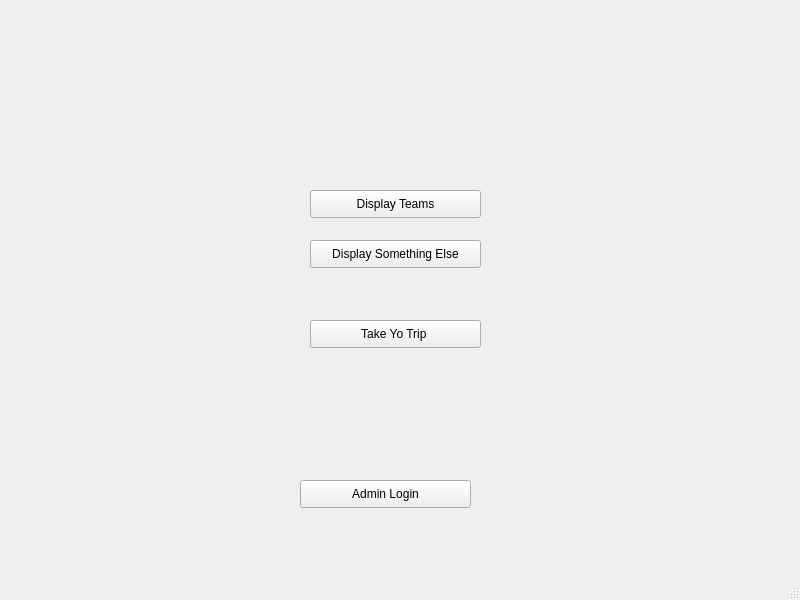
Before: the Qt Designer form UI/mainwindow/mainwindow.ui in parham-sharaf/BTM-algo, drawn with Qt 5.
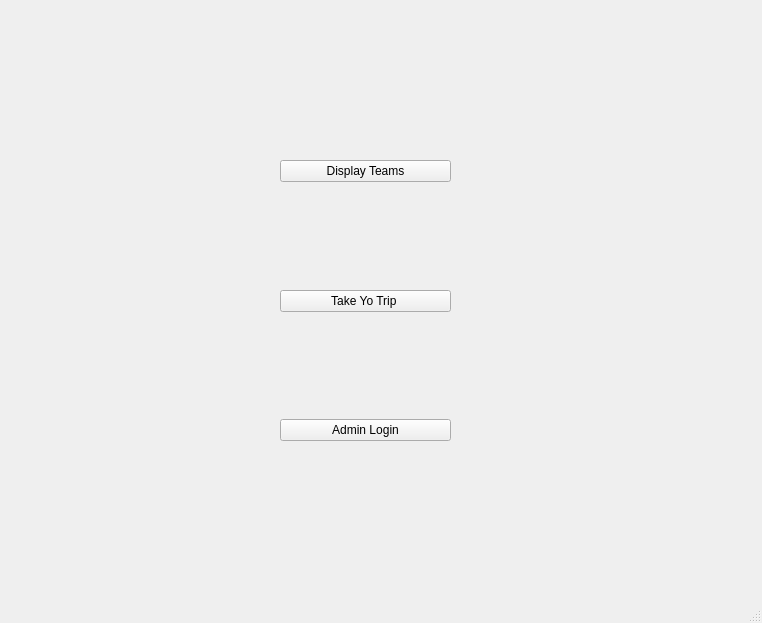
After: the same form once the commit is applied.

The edit to the form file:
```diff
--- a/UI/mainwindow/mainwindow.ui
+++ b/UI/mainwindow/mainwindow.ui
@@ -6,65 +6,72 @@
    <rect>
     <x>0</x>
     <y>0</y>
-    <width>800</width>
-    <height>600</height>
+    <width>762</width>
+    <height>623</height>
    </rect>
   </property>
   <property name="windowTitle">
    <string>MainWindow</string>
   </property>
   <widget class="QWidget" name="centralwidget">
-   <widget class="QPushButton" name="Display_Teams_Button">
+   <widget class="QWidget" name="">
     <property name="geometry">
      <rect>
-      <x>310</x>
-      <y>190</y>
+      <x>280</x>
+      <y>160</y>
       <width>171</width>
-      <height>28</height>
+      <height>281</height>
      </rect>
     </property>
-    <property name="text">
-     <string>Display Teams</string>
-    </property>
-   </widget>
-   <widget class="QPushButton" name="pushButton_2">
-    <property name="geometry">
-     <rect>
-      <x>310</x>
-      <y>240</y>
-      <width>171</width>
-      <height>28</height>
-     </rect>
-    </property>
-    <property name="text">
-     <string>Display Something Else</string>
-    </property>
-   </widget>
-   <widget class="QPushButton" name="Login_Button">
-    <property name="geometry">
-     <rect>
-      <x>300</x>
-      <y>480</y>
-      <width>171</width>
-      <height>28</height>
-     </rect>
-    </property>
-    <property name="text">
-     <string>Admin Login</string>
-    </property>
-   </widget>
-   <widget class="QPushButton" name="Trip_Button">
-    <property name="geometry">
-     <rect>
-      <x>310</x>
-      <y>320</y>
-      <width>171</width>
-      <height>28</height>
-     </rect>
-    </property>
-    <property name="text">
-     <string>Take Yo Trip </string>
-    </property>
+    <layout class="QVBoxLayout" name="verticalLayout">
+     <item>
+      <widget class="QPushButton" name="Display_Teams_Button">
+       <property name="text">
+        <string>Display Teams</string>
+       </property>
+      </widget>
+     </item>
+     <item>
+      <spacer name="verticalSpacer">
+       <property name="orientation">
+        <enum>Qt::Vertical</enum>
+       </property>
+       <property name="sizeHint" stdset="0">
+        <size>
+         <width>20</width>
+         <height>40</height>
+        </size>
+       </property>
+      </spacer>
+     </item>
+     <item>
+      <widget class="QPushButton" name="Trip_Button">
+       <property name="text">
+        <string>Take Yo Trip </string>
+       </property>
+      </widget>
+     </item>
+     <item>
+      <spacer name="verticalSpacer_2">
+       <property name="orientation">
+        <enum>Qt::Vertical</enum>
+       </property>
+       <property name="sizeHint" stdset="0">
+        <size>
+         <width>20</width>
+         <height>40</height>
+        </size>
+       </property>
+      </spacer>
+     </item>
+     <item>
+      <widget class="QPushButton" name="Login_Button">
+       <property name="text">
+        <string>Admin Login</string>
+       </property>
+      </widget>
+     </item>
+    </layout>
    </widget>
   </widget>
   <widget class="QMenuBar" name="menubar">
```
Left out of the diff: 4 changed lines with no effect on the pictures.
